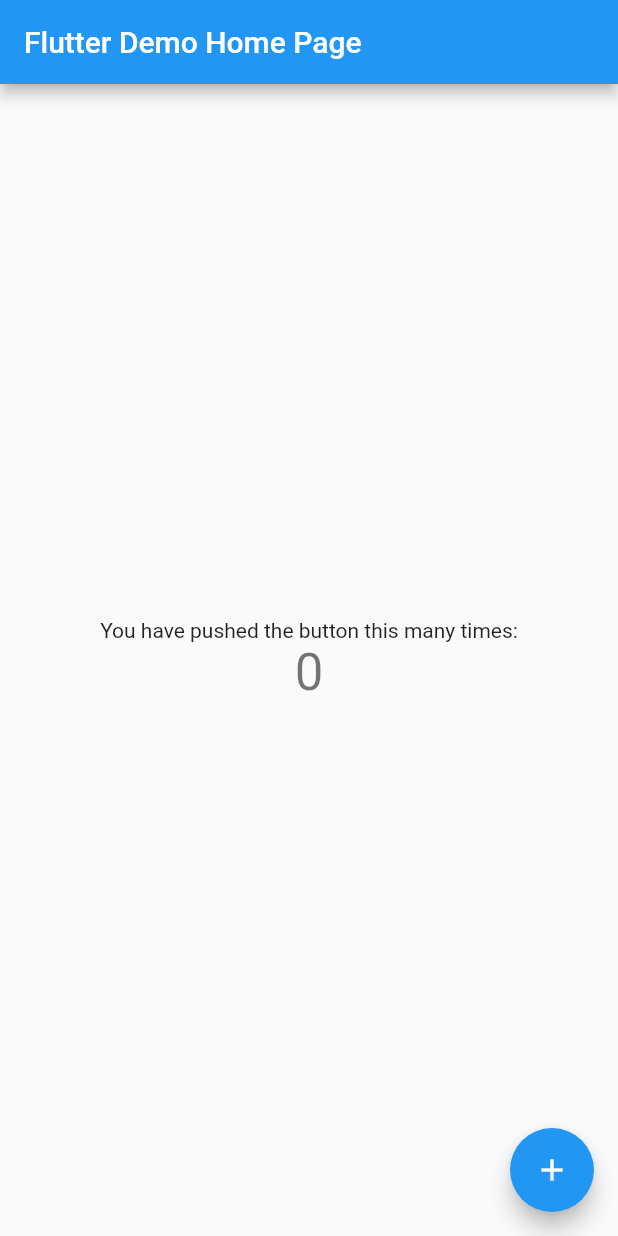
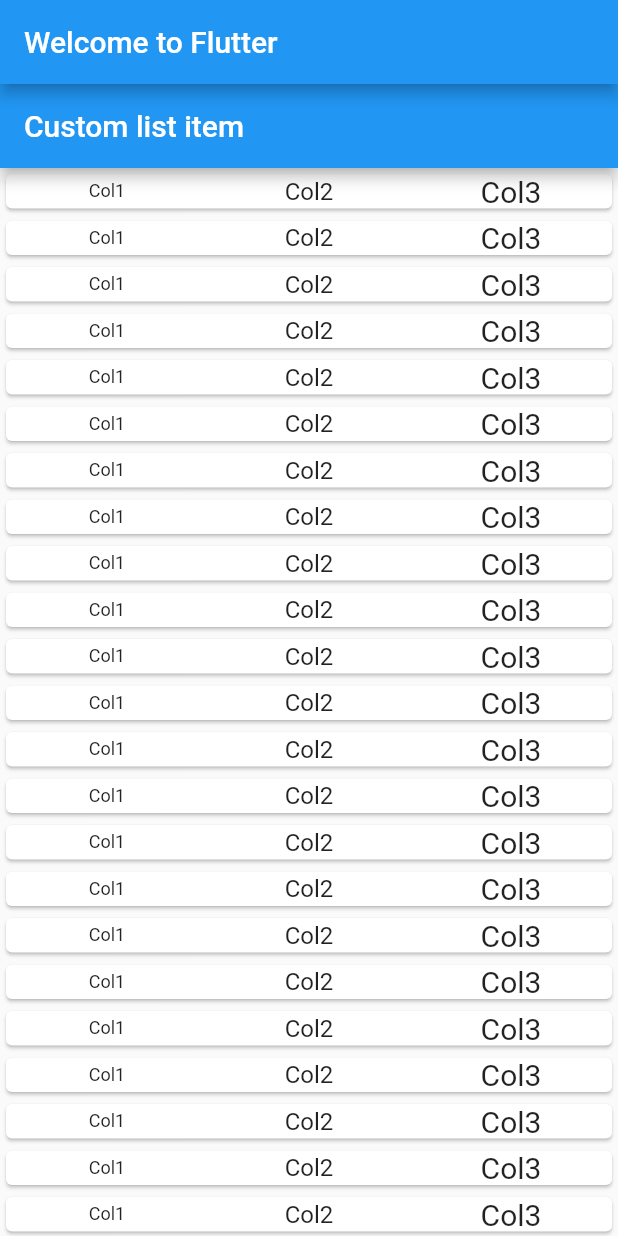
Before and after one commit to jleonelpm/learn_dart_and_flutter, a Flutter app: the screen it shows after launch, on a phone screen of 412 x 824 dp. Run offline on Flutter 3.47's test engine with Material 2 defaults, Android fonts, the phone set to English and light mode, and no system bars.

Commit message:
Widget Column and Listview

```diff
--- /dev/null
+++ b/lib/listview.dart
@@ -0,0 +1,116 @@
+import 'package:flutter/material.dart';
+
+class Lista extends StatelessWidget {
+  @override
+  Widget build(BuildContext context) {
+    return Scaffold(
+      appBar: AppBar(title: Text('Custom list item')),
+      body: BodyLayout(),
+    );
+  }
+}
+
+class BodyLayout extends StatelessWidget {
+  @override
+  Widget build(BuildContext context) {
+    return _myListView(context);
+  }
+}
+
+
+
+Widget _myListView(BuildContext context) {
+
+  // the Expanded widget lets the columns share the space
+  Widget column = Expanded(
+    child: Column(
+      // align the text to the left instead of centered
+      //crossAxisAlignment: CrossAxisAlignment.start,
+      children: <Widget>[
+        Text('Title', style: TextStyle(fontSize: 16),),
+        Text('subtitle'),
+      ],
+    ),
+  );
+
+  return ListView.builder(
+    itemBuilder: (context, index) {
+      return Card(
+        child: InkWell(
+          onTap: () {
+            print('tapped');
+          },
+          child: Padding(
+            padding: const EdgeInsets.all(0.0),
+            child: Row(
+              children: <Widget>[
+
+                columnados("Col1",12),
+                columnados("Col2",16),
+                columnados("Col3",20)
+
+              ],
+            ),
+          ),
+        ),
+      );
+    },
+  );
+
+}
+
+class columna extends StatefulWidget {
+
+  String _titulo;
+
+  columna(String titulo) {
+    this._titulo = titulo;
+  }
+
+
+  @override
+  _ColumnaState createState() => _ColumnaState(_titulo);
+
+}
+
+class _ColumnaState extends State<columna> {
+
+  String _titulo;
+
+  _ColumnaState(String titulo){
+    this._titulo = titulo;
+  }
+
+  @override
+  Widget build(BuildContext context) {
+    return Container(
+        child:Text(_titulo, style: TextStyle(fontSize: 16),),
+    );
+  }
+}
+
+class columnados extends StatelessWidget {
+
+  String _titulo;
+  double _size;
+
+  columnados(String titulo, double size) {
+    this._titulo = titulo;
+    this._size = size;
+  }
+
+  @override
+  Widget build(BuildContext context) {
+
+                return Expanded(
+                  child: Column(
+                    crossAxisAlignment: CrossAxisAlignment.center,
+                    children: <Widget>[
+                      Text(_titulo, style: TextStyle(fontSize: _size),),
+                    ],
+                  ),
+                );
+
+  }
+
+}
--- a/lib/main.dart
+++ b/lib/main.dart
@@ -1,111 +1,21 @@
 import 'package:flutter/material.dart';
+import 'listview.dart';
 
 void main() => runApp(MyApp());
 
 class MyApp extends StatelessWidget {
-  // This widget is the root of your application.
   @override
   Widget build(BuildContext context) {
     return MaterialApp(
-      title: 'Flutter Demo',
-      theme: ThemeData(
-        // This is the theme of your application.
-        //
-        // Try running your application with "flutter run". You'll see the
-        // application has a blue toolbar. Then, without quitting the app, try
-        // changing the primarySwatch below to Colors.green and then invoke
-        // "hot reload" (press "r" in the console where you ran "flutter run",
-        // or simply save your changes to "hot reload" in a Flutter IDE).
-        // Notice that the counter didn't reset back to zero; the application
-        // is not restarted.
-        primarySwatch: Colors.blue,
+      title: 'Welcome to Flutter',
+      home: Scaffold(
+        appBar: AppBar(
+          title: Text('Welcome to Flutter'),
+        ),
+        body: Center(
+          child: Lista(),
+        ),
       ),
-      home: MyHomePage(title: 'Flutter Demo Home Page'),
     );
   }
 }
-
-class MyHomePage extends StatefulWidget {
-  MyHomePage({Key key, this.title}) : super(key: key);
-
-  // This widget is the home page of your application. It is stateful, meaning
-  // that it has a State object (defined below) that contains fields that affect
-  // how it looks.
-
-  // This class is the configuration for the state. It holds the values (in this
-  // case the title) provided by the parent (in this case the App widget) and
-  // used by the build method of the State. Fields in a Widget subclass are
-  // always marked "final".
-
-  final String title;
-
-  @override
-  _MyHomePageState createState() => _MyHomePageState();
-}
-
-class _MyHomePageState extends State<MyHomePage> {
-  int _counter = 0;
-
-  void _incrementCounter() {
-    setState(() {
-      // This call to setState tells the Flutter framework that something has
-      // changed in this State, which causes it to rerun the build method below
-      // so that the display can reflect the updated values. If we changed
-      // _counter without calling setState(), then the build method would not be
-      // called again, and so nothing would appear to happen.
-      _counter++;
-    });
-  }
-
-  @override
-  Widget build(BuildContext context) {
-    // This method is rerun every time setState is called, for instance as done
-    // by the _incrementCounter method above.
-    //
-    // The Flutter framework has been optimized to make rerunning build methods
-    // fast, so that you can just rebuild anything that needs updating rather
-    // than having to individually change instances of widgets.
-    return Scaffold(
-      appBar: AppBar(
-        // Here we take the value from the MyHomePage object that was created by
-        // the App.build method, and use it to set our appbar title.
-        title: Text(widget.title),
-      ),
-      body: Center(
-        // Center is a layout widget. It takes a single child and positions it
-        // in the middle of the parent.
-        child: Column(
-          // Column is also layout widget. It takes a list of children and
-          // arranges them vertically. By default, it sizes itself to fit its
-          // children horizontally, and tries to be as tall as its parent.
-          //
-          // Invoke "debug painting" (press "p" in the console, choose the
-          // "Toggle Debug Paint" action from the Flutter Inspector in Android
-          // Studio, or the "Toggle Debug Paint" command in Visual Studio Code)
-          // to see the wireframe for each widget.
-          //
-          // Column has various properties to control how it sizes itself and
-          // how it positions its children. Here we use mainAxisAlignment to
-          // center the children vertically; the main axis here is the vertical
-          // axis because Columns are vertical (the cross axis would be
-          // horizontal).
-          mainAxisAlignment: MainAxisAlignment.center,
-          children: <Widget>[
-            Text(
-              'You have pushed the button this many times:',
-            ),
-            Text(
-              '$_counter',
-              style: Theme.of(context).textTheme.display1,
-            ),
-          ],
-        ),
-      ),
-      floatingActionButton: FloatingActionButton(
-        onPressed: _incrementCounter,
-        tooltip: 'Increment',
-        child: Icon(Icons.add),
-      ), // This trailing comma makes auto-formatting nicer for build methods.
-    );
-  }
-}
```
